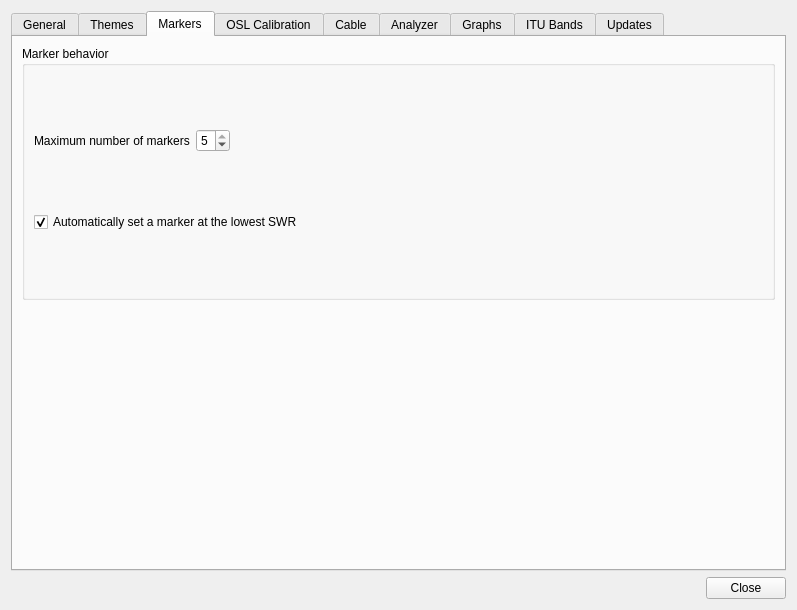
Before: the Qt Designer form desktop/settings.ui in K4HEZ/AntScopeZ, drawn with Qt 5.
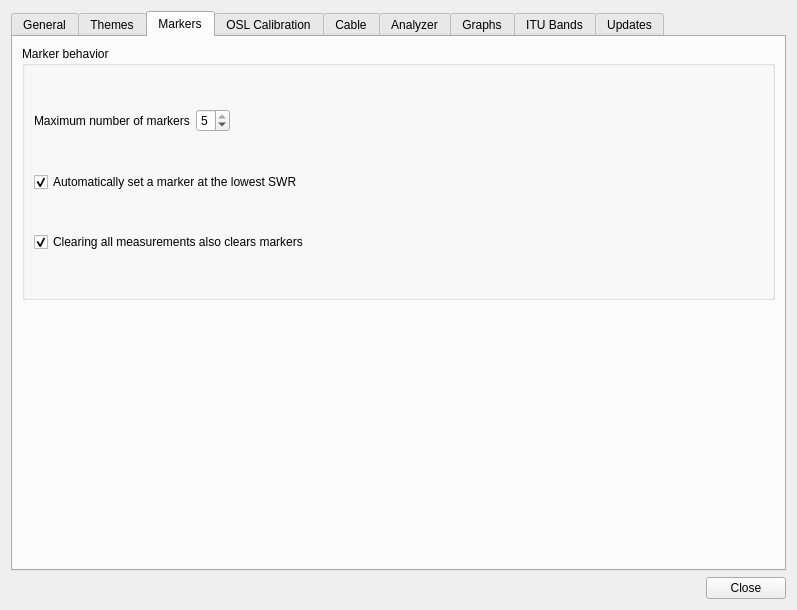
After: the same form once the commit is applied. The open tabs and pages were chosen to show the change. Custom widgets are drawn as their Qt base class.

Commit message: Setting: clearing all measurements also clears markers (default on)

Diff of the .ui file:
```diff
--- a/desktop/settings.ui
+++ b/desktop/settings.ui
@@ -953,6 +953,19 @@
             </property>
            </widget>
           </item>
+          <item>
+           <widget class="QCheckBox" name="checkBoxClearMarkersWithMeasurements">
+            <property name="toolTip">
+             <string>Edit &gt; Measurements &gt; Clear All also removes every marker.</string>
+            </property>
+            <property name="text">
+             <string>Clearing all measurements also clears markers</string>
+            </property>
+            <property name="checked">
+             <bool>true</bool>
+            </property>
+           </widget>
+          </item>
          </layout>
         </widget>
        </item>
```
The commit also changes 5 other files.
